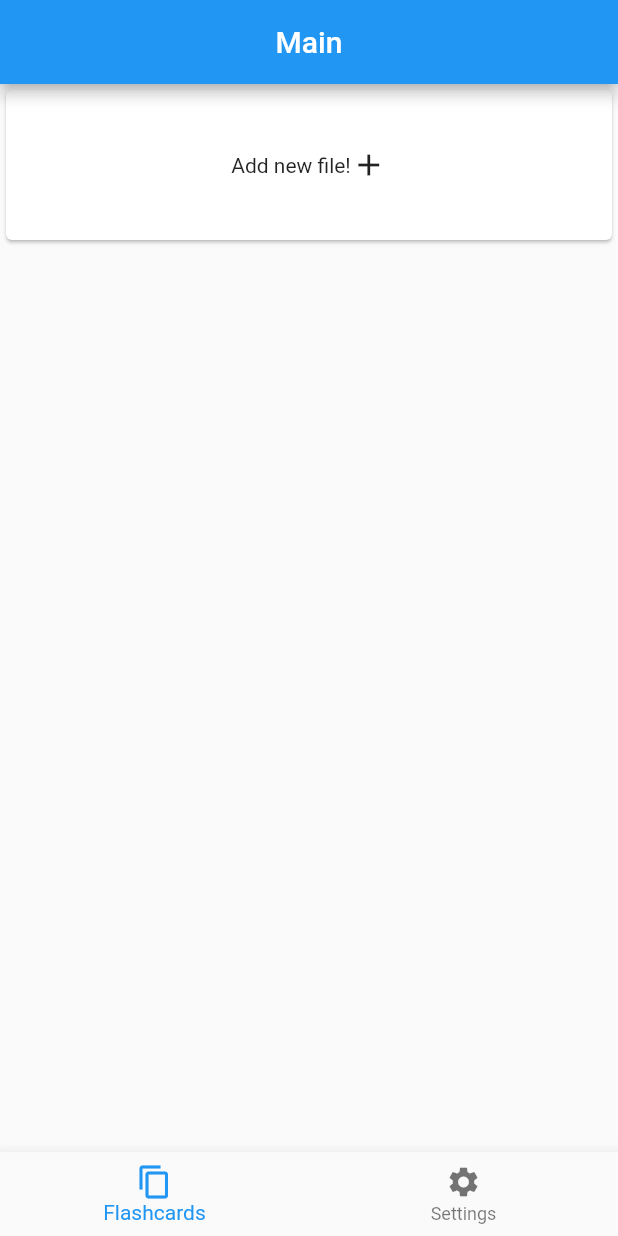
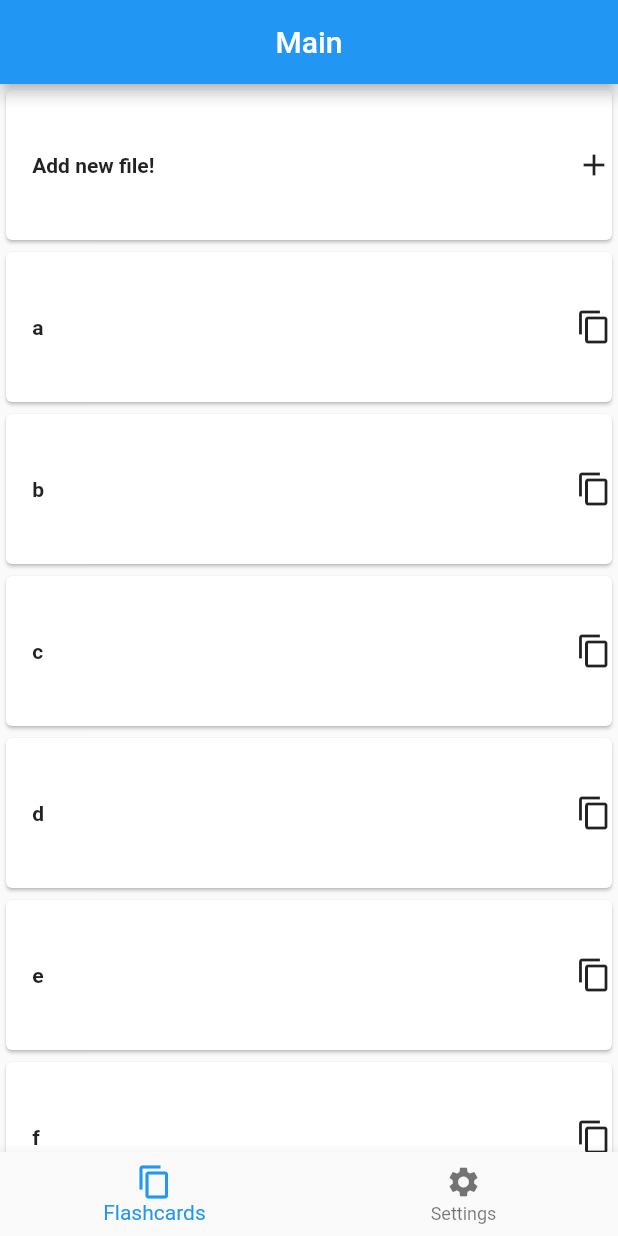
Before and after one commit to Robert3141/Flashcards-App, a Flutter app: the screen it shows after launch, after a tap on "Add new file!", on a phone screen of 412 x 824 dp. Run offline on Flutter 3.47's test engine with Material 2 defaults, Android fonts, the phone set to English and light mode, and no system bars.

Commit message:
Nav improved, Added flashcards get populated instantly

```diff
--- a/lib/main.dart
+++ b/lib/main.dart
@@ -1,6 +1,8 @@
 import 'package:flutter/material.dart';
 
 void main() => runApp(MyApp());
+
+final cardHeight = 100.0;
 
 class MyApp extends StatelessWidget {
   // This widget is the root of your application.
@@ -40,6 +42,7 @@ class _MyHomePageState extends State<MyHomePage> {
   //set local variables
   int _currentTabIndex = 0;
   var _tabTitle = "Main";
+  List<String> _flashcardFiles = ['a','b','c','d','e','f'];
 
   @override
   Widget build(BuildContext context) {
@@ -52,18 +55,48 @@ class _MyHomePageState extends State<MyHomePage> {
               children: <Widget>[
                 Card(
                   child: Container(
-                    height: 100.0,
+                    height: cardHeight,
                     child: InkWell(
-                      splashColor: Colors.blueAccent,
-                      onTap: (){},
+                      splashColor: Theme.of(context).primaryColor,
+                      onTap: (){
+                        setState(() {
+                          _flashcardFiles.add("test");
+                        });
+                      },
                       child: Row(
-                        mainAxisAlignment: MainAxisAlignment.center,
+                        mainAxisAlignment: MainAxisAlignment.spaceBetween,
                         children: <Widget>[
-                          Text("Add new file!"),
+                          Text("     Add new file!",overflow: TextOverflow.ellipsis,style: TextStyle(fontWeight: FontWeight.bold)),
                           Icon(Icons.add),
                         ],
                       ),
                     ),
+                  ),
+                ),
+
+                Expanded(
+                  child: ListView.builder(
+                    itemCount: _flashcardFiles.length,
+                    itemBuilder: (BuildContext context, int index){
+                      return Card(
+                          child: Container(
+                            height: cardHeight,
+                            child: InkWell(
+                              splashColor: Theme.of(context).primaryColor,
+                                onTap: (){
+
+                              },
+                              child: Row(
+                                mainAxisAlignment: MainAxisAlignment.spaceBetween,
+                                children: <Widget>[
+                                  Text('     '+_flashcardFiles[index],overflow: TextOverflow.ellipsis,style: TextStyle(fontWeight: FontWeight.bold)),
+                                  Icon(Icons.content_copy)
+                                ],
+                              ),
+                            ),
+                          ),
+                      );
+                    },
                   ),
                 ),
               ],
@@ -82,7 +115,9 @@ class _MyHomePageState extends State<MyHomePage> {
     );
 
     final bottomNavBar = BottomNavigationBar(
-        items: const <BottomNavigationBarItem>[
+      currentIndex: _currentTabIndex,
+      type: BottomNavigationBarType.fixed,
+      items: const <BottomNavigationBarItem>[
           BottomNavigationBarItem(
             icon: Icon(Icons.content_copy),
             title: Text('Flashcards'),
@@ -94,7 +129,6 @@ class _MyHomePageState extends State<MyHomePage> {
             title: Text('Settings'),
           ),
         ],
-      type: BottomNavigationBarType.fixed,
       onTap: (int index){
           setState(() {
             _currentTabIndex = index;
```
